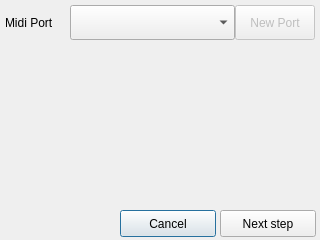
Old version of the form code/Hadrien/QCvWindow/src/UI/configwindow.ui in the repository Amxx/MDMA.
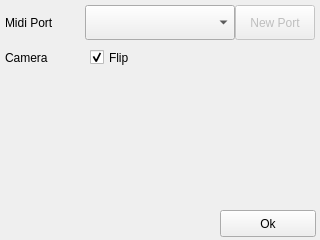
New version of the form. Icons and pictures are not drawn.

The edit to the form file:
```diff
--- a/code/Hadrien/QCvWindow/src/UI/configwindow.ui
+++ b/code/Hadrien/QCvWindow/src/UI/configwindow.ui
@@ -22,7 +22,7 @@
     <rect>
      <x>5</x>
      <y>5</y>
-     <width>65</width>
+     <width>80</width>
      <height>35</height>
     </rect>
    </property>
@@ -33,9 +33,9 @@
   <widget class="QComboBox" name="comboBox_midi">
    <property name="geometry">
     <rect>
-     <x>70</x>
+     <x>85</x>
      <y>5</y>
-     <width>165</width>
+     <width>150</width>
      <height>35</height>
     </rect>
    </property>
@@ -56,23 +56,7 @@
     <string>New Port</string>
    </property>
   </widget>
-  <widget class="QPushButton" name="pushButton_cancel">
-   <property name="geometry">
-    <rect>
-     <x>120</x>
-     <y>210</y>
-     <width>96</width>
-     <height>27</height>
-    </rect>
-   </property>
-   <property name="text">
-    <string>Cancel</string>
-   </property>
-   <property name="default">
-    <bool>true</bool>
-   </property>
-  </widget>
-  <widget class="QPushButton" name="pushButton_next">
+  <widget class="QPushButton" name="pushButton_ok">
    <property name="geometry">
     <rect>
      <x>220</x>
@@ -82,7 +66,39 @@
     </rect>
    </property>
    <property name="text">
-    <string>Next step</string>
+    <string>Ok</string>
+   </property>
+  </widget>
+  <widget class="QLabel" name="label_flip">
+   <property name="geometry">
+    <rect>
+     <x>5</x>
+     <y>40</y>
+     <width>80</width>
+     <height>35</height>
+    </rect>
+   </property>
+   <property name="text">
+    <string>Camera</string>
+   </property>
+  </widget>
+  <widget class="QCheckBox" name="checkBox_flip">
+   <property name="geometry">
+    <rect>
+     <x>90</x>
+     <y>40</y>
+     <width>51</width>
+     <height>35</height>
+    </rect>
+   </property>
+   <property name="text">
+    <string>Flip</string>
+   </property>
+   <property name="checked">
+    <bool>true</bool>
+   </property>
+   <property name="tristate">
+    <bool>false</bool>
    </property>
   </widget>
  </widget>
```
